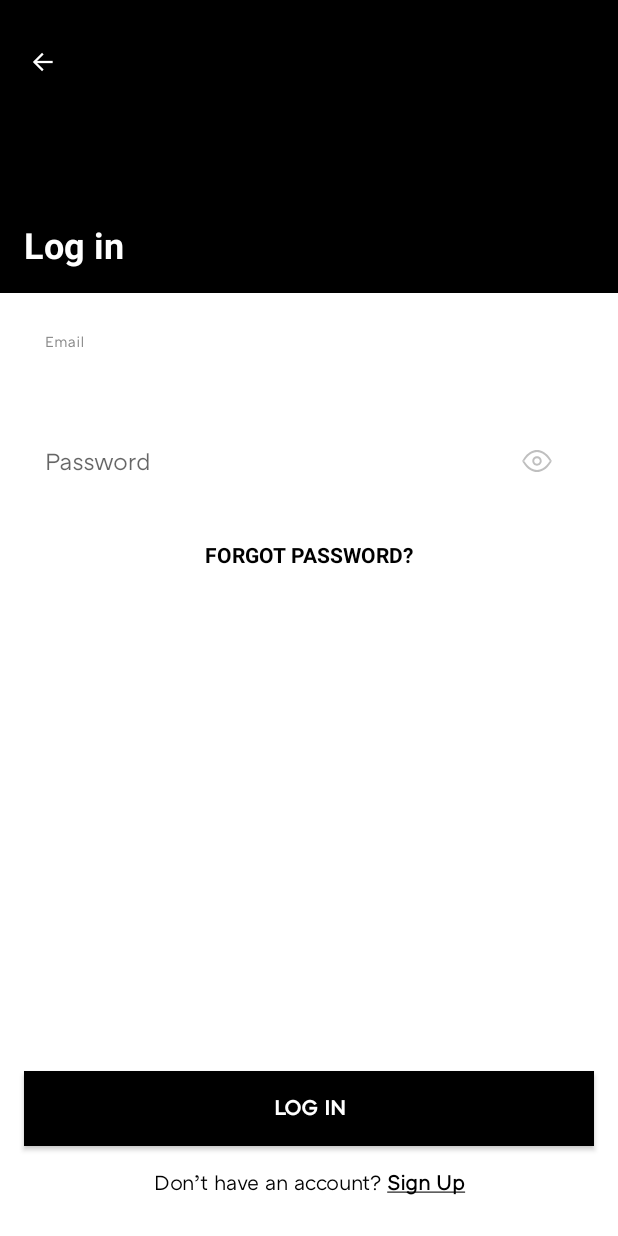
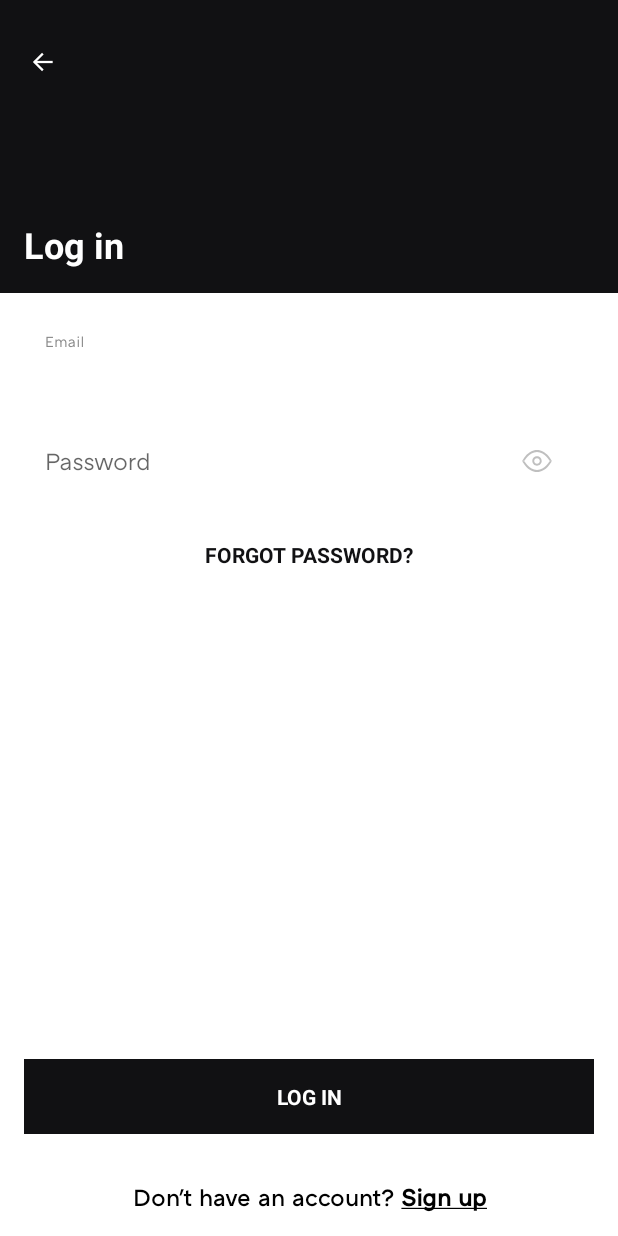
Before and after one commit to hyfn/trx-consumer-android, an Android app: the layout fragment_login.xml on its own in the app's theme, with its tools: preview values and no code run, on a phone screen of 412 x 824 dp. Run offline under Robolectric (Android 15) with nearby library versions, the phone set to English and light mode, and no system bars.

Commit message:
added signup handler.

```diff
--- a/app/src/main/java/com/trx/consumer/screens/login/LoginViewModel.kt
+++ b/app/src/main/java/com/trx/consumer/screens/login/LoginViewModel.kt
@@ -6,8 +6,13 @@ import com.trx.consumer.common.CommonLiveEvent
 class LoginViewModel : BaseViewModel() {
 
     val eventTapBack = CommonLiveEvent<Void>()
+    val eventTapSignUp = CommonLiveEvent<Void>()
 
     fun doTapBack() {
         eventTapBack.call()
     }
+
+    fun doTapSignUp() {
+        eventTapSignUp.call()
+    }
 }
--- a/app/src/main/res/layout/fragment_login.xml
+++ b/app/src/main/res/layout/fragment_login.xml
@@ -9,7 +9,7 @@
         android:id="@+id/ivHeader"
         android:layout_width="0dp"
         android:layout_height="195dp"
-        android:background="@color/black"
+        android:background="@color/blackRussian"
         app:layout_constraintEnd_toEndOf="parent"
         app:layout_constraintStart_toStartOf="parent"
         app:layout_constraintTop_toTopOf="parent" />
@@ -82,46 +82,40 @@
         android:gravity="center"
         android:text="@string/login_forgot"
         android:textAllCaps="true"
-        android:textColor="@color/black"
+        android:textColor="@color/blackRussian"
         android:textSize="14sp"
         android:textStyle="bold"
         app:layout_constraintEnd_toEndOf="parent"
         app:layout_constraintStart_toStartOf="parent"
         app:layout_constraintTop_toBottomOf="@id/ivPassword" />
 
-    <androidx.appcompat.widget.AppCompatButton
+    <com.trx.consumer.common.CommonButton
         android:id="@+id/btnLogin"
         android:layout_width="0dp"
         android:layout_height="50dp"
         android:layout_marginStart="16dp"
         android:layout_marginEnd="16dp"
-        android:background="@color/black"
-        android:fontFamily="@font/atcarquette_medium"
+        android:layout_marginBottom="32dp"
         android:gravity="center"
         android:text="@string/login_log_in"
         android:textAllCaps="true"
         android:textColor="@color/white"
         android:textSize="14sp"
         android:textStyle="bold"
-        app:cornerRadius="25dp"
-        app:layout_constraintBottom_toTopOf="@id/btnSignup"
+        app:backgroundColor="@color/blackRussian"
+        app:layout_constraintBottom_toTopOf="@id/lblSignUp"
         app:layout_constraintEnd_toEndOf="parent"
         app:layout_constraintStart_toStartOf="parent" />
 
-    <com.trx.consumer.common.CommonButton
-        android:id="@+id/btnSignup"
-        android:layout_width="0dp"
-        android:layout_height="50dp"
-        android:layout_marginStart="30dp"
-        android:layout_marginEnd="30dp"
-        android:layout_marginBottom="@dimen/bottom_bar_height"
-        android:background="@color/transparent"
-        android:fontFamily="@font/atcarquette_regular"
+
+    <com.trx.consumer.common.CommonLabel
+        android:id="@+id/lblSignUp"
+        style="@style/CommonLabelStyle"
+        android:layout_width="match_parent"
+        android:layout_height="wrap_content"
+        android:layout_marginBottom="15dp"
         android:gravity="center"
-        android:text="@string/login_sign_up"
-        android:textAllCaps="false"
-        android:textColor="@color/black"
-        android:textSize="14sp"
+        android:text="@string/splash_sign_in_label"
         app:layout_constraintBottom_toBottomOf="parent"
         app:layout_constraintEnd_toEndOf="parent"
         app:layout_constraintStart_toStartOf="parent" />
--- a/app/src/main/res/values/strings.xml
+++ b/app/src/main/res/values/strings.xml
@@ -40,7 +40,6 @@
 
     <string name="date_picker_done_button_label">Done</string>
 
-    <string name="login_sign_up">Don’t have an account? <u><b>Sign Up</b></u></string>
     <string name="login_forgot">Forgot Password?</string>
     <string name="login_log_in">Log in</string>
 
```
Also changed, not shown: app/src/main/java/com/trx/consumer/screens/login/LoginFragment.kt (+12 -4 lines).
